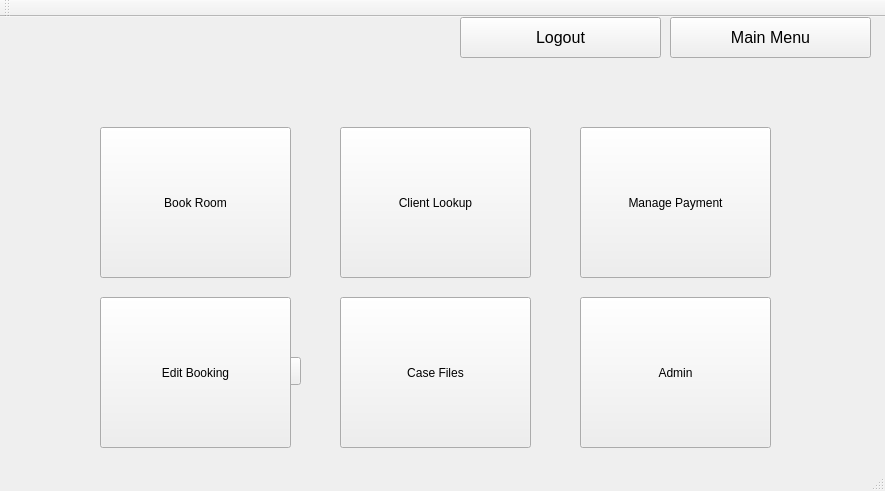
Old version of the form ArcApp/mainwindow.ui in the repository Arc-Project/Arc.
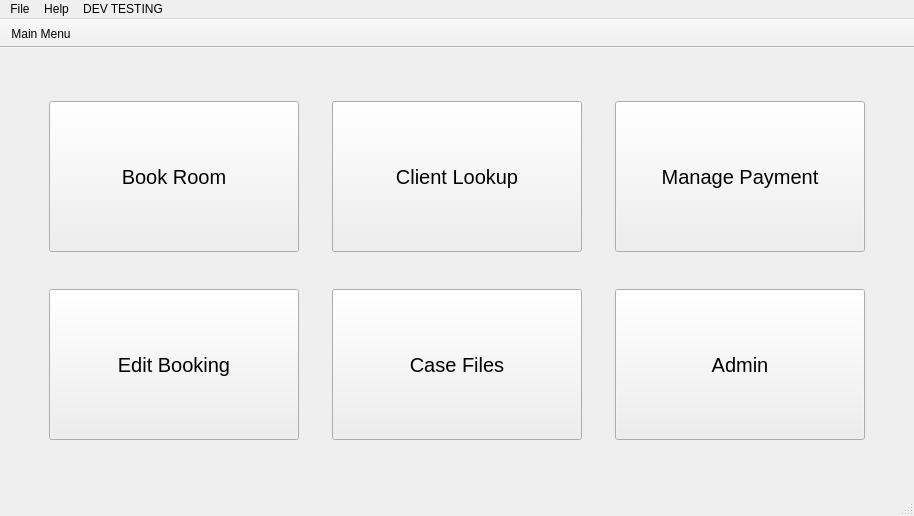
New version of the form.

Commit message: Added gridlayout to dashboard + client lookup Added menu + toolbar

Patch:
```diff
--- a/ArcApp/mainwindow.ui
+++ b/ArcApp/mainwindow.ui
@@ -6,128 +6,180 @@
    <rect>
     <x>0</x>
     <y>0</y>
-    <width>885</width>
-    <height>491</height>
+    <width>914</width>
+    <height>516</height>
    </rect>
   </property>
   <property name="windowTitle">
    <string>MainWindow</string>
   </property>
   <widget class="QWidget" name="centralWidget">
-   <widget class="QPushButton" name="testDbConnBtn">
-    <property name="geometry">
-     <rect>
-      <x>160</x>
-      <y>340</y>
-      <width>141</width>
-      <height>28</height>
-     </rect>
-    </property>
-    <property name="text">
-     <string>Test DB Connection</string>
-    </property>
-   </widget>
-   <widget class="QPushButton" name="testQueryBtn">
-    <property name="geometry">
-     <rect>
-      <x>390</x>
-      <y>350</y>
-      <width>93</width>
-      <height>28</height>
-     </rect>
-    </property>
-    <property name="text">
-     <string>Test Query</string>
-    </property>
-   </widget>
+   <layout class="QGridLayout" name="gridLayout_6">
+    <item row="0" column="0">
    <widget class="QStackedWidget" name="stackedWidget">
-    <property name="geometry">
-     <rect>
-      <x>0</x>
-      <y>50</y>
-      <width>921</width>
-      <height>411</height>
-     </rect>
+      <property name="currentIndex">
+       <number>0</number>
     </property>
     <widget class="QWidget" name="mainMenu">
+       <layout class="QGridLayout" name="gridLayout_5">
+        <item row="0" column="0">
      <widget class="QPushButton" name="bookButton">
-      <property name="geometry">
-       <rect>
-        <x>100</x>
-        <y>60</y>
-        <width>191</width>
+          <property name="sizePolicy">
+           <sizepolicy hsizetype="Minimum" vsizetype="Fixed">
+            <horstretch>0</horstretch>
+            <verstretch>0</verstretch>
+           </sizepolicy>
+          </property>
+          <property name="minimumSize">
+           <size>
+            <width>250</width>
         <height>151</height>
-       </rect>
+           </size>
+          </property>
+          <property name="maximumSize">
+           <size>
+            <width>250</width>
+            <height>151</height>
+           </size>
+          </property>
+          <property name="font">
+           <font>
+            <pointsize>15</pointsize>
+           </font>
       </property>
       <property name="text">
        <string>Book Room</string>
       </property>
      </widget>
-     <widget class="QPushButton" name="caseButton">
-      <property name="geometry">
-       <rect>
-        <x>340</x>
-        <y>230</y>
-        <width>191</width>
-        <height>151</height>
-       </rect>
-      </property>
-      <property name="text">
-       <string>Case Files</string>
-      </property>
-     </widget>
-     <widget class="QPushButton" name="editbookButton">
-      <property name="geometry">
-       <rect>
-        <x>100</x>
-        <y>230</y>
-        <width>191</width>
-        <height>151</height>
-       </rect>
-      </property>
-      <property name="text">
-       <string>Edit Booking</string>
-      </property>
-     </widget>
+        </item>
+        <item row="0" column="1">
      <widget class="QPushButton" name="clientButton">
-      <property name="geometry">
-       <rect>
-        <x>340</x>
-        <y>60</y>
-        <width>191</width>
+          <property name="minimumSize">
+           <size>
+            <width>250</width>
         <height>151</height>
-       </rect>
+           </size>
+          </property>
+          <property name="maximumSize">
+           <size>
+            <width>250</width>
+            <height>151</height>
+           </size>
+          </property>
+          <property name="font">
+           <font>
+            <pointsize>15</pointsize>
+           </font>
       </property>
       <property name="text">
        <string>Client Lookup</string>
       </property>
      </widget>
+        </item>
+        <item row="0" column="2">
      <widget class="QPushButton" name="paymentButton">
-      <property name="geometry">
-       <rect>
-        <x>580</x>
-        <y>60</y>
-        <width>191</width>
+          <property name="minimumSize">
+           <size>
+            <width>250</width>
         <height>151</height>
-       </rect>
+           </size>
+          </property>
+          <property name="maximumSize">
+           <size>
+            <width>250</width>
+            <height>151</height>
+           </size>
+          </property>
+          <property name="font">
+           <font>
+            <pointsize>15</pointsize>
+           </font>
       </property>
       <property name="text">
        <string>Manage Payment</string>
       </property>
      </widget>
+        </item>
+        <item row="1" column="0">
+         <widget class="QPushButton" name="editbookButton">
+          <property name="minimumSize">
+           <size>
+            <width>250</width>
+            <height>151</height>
+           </size>
+          </property>
+          <property name="maximumSize">
+           <size>
+            <width>250</width>
+            <height>151</height>
+           </size>
+          </property>
+          <property name="font">
+           <font>
+            <pointsize>15</pointsize>
+           </font>
+          </property>
+          <property name="text">
+           <string>Edit Booking</string>
+          </property>
+         </widget>
+        </item>
+        <item row="1" column="1">
+         <widget class="QPushButton" name="caseButton">
+          <property name="minimumSize">
+           <size>
+            <width>250</width>
+            <height>151</height>
+           </size>
+          </property>
+          <property name="maximumSize">
+           <size>
+            <width>250</width>
+            <height>151</height>
+           </size>
+          </property>
+          <property name="font">
+           <font>
+            <pointsize>15</pointsize>
+           </font>
+          </property>
+          <property name="text">
+           <string>Case Files</string>
+          </property>
+         </widget>
+        </item>
+        <item row="1" column="2">
      <widget class="QPushButton" name="adminButton">
-      <property name="geometry">
-       <rect>
-        <x>580</x>
-        <y>230</y>
-        <width>191</width>
+          <property name="minimumSize">
+           <size>
+            <width>250</width>
         <height>151</height>
-       </rect>
+           </size>
+          </property>
+          <property name="maximumSize">
+           <size>
+            <width>250</width>
+            <height>151</height>
+           </size>
+          </property>
+          <property name="font">
+           <font>
+            <pointsize>15</pointsize>
+           </font>
       </property>
       <property name="text">
        <string>Admin</string>
       </property>
      </widget>
+        </item>
+       </layout>
+       <zorder>bookButton</zorder>
+       <zorder>caseButton</zorder>
+       <zorder>editbookButton</zorder>
+       <zorder>clientButton</zorder>
+       <zorder>paymentButton</zorder>
+       <zorder>adminButton</zorder>
+       <zorder>gridLayoutWidget_4</zorder>
     </widget>
     <widget class="QWidget" name="clientLookup">
      <widget class="QLabel" name="label">
@@ -696,62 +748,97 @@
      </widget>
     </widget>
    </widget>
-   <widget class="QPushButton" name="pushButton">
-    <property name="geometry">
-     <rect>
-      <x>670</x>
-      <y>0</y>
-      <width>201</width>
-      <height>41</height>
-     </rect>
-    </property>
-    <property name="font">
-     <font>
-      <pointsize>12</pointsize>
-     </font>
-    </property>
-    <property name="text">
-     <string>Main Menu</string>
-    </property>
-   </widget>
-   <widget class="QPushButton" name="pushButton_2">
-    <property name="geometry">
-     <rect>
-      <x>460</x>
-      <y>0</y>
-      <width>201</width>
-      <height>41</height>
-     </rect>
-    </property>
-    <property name="font">
-     <font>
-      <pointsize>12</pointsize>
-     </font>
-    </property>
-    <property name="text">
-     <string>Logout</string>
-    </property>
-   </widget>
+    </item>
+   </layout>
   </widget>
   <widget class="QMenuBar" name="menuBar">
    <property name="geometry">
     <rect>
      <x>0</x>
      <y>0</y>
-     <width>885</width>
+     <width>914</width>
      <height>26</height>
     </rect>
    </property>
+   <property name="acceptDrops">
+    <bool>true</bool>
+   </property>
+   <property name="layoutDirection">
+    <enum>Qt::LeftToRight</enum>
+   </property>
+   <property name="nativeMenuBar">
+    <bool>true</bool>
+   </property>
+   <widget class="QMenu" name="menuFle">
+    <property name="title">
+     <string>File</string>
+    </property>
+    <addaction name="actionLogout"/>
+    <addaction name="actionQuit"/>
+   </widget>
+   <widget class="QMenu" name="menuFor_Testing">
+    <property name="title">
+     <string>DEV TESTING</string>
+    </property>
+    <addaction name="actionDB_Connection"/>
+    <addaction name="actionTest_Query"/>
+   </widget>
+   <widget class="QMenu" name="menuHelp">
+    <property name="title">
+     <string>Help</string>
+    </property>
+    <addaction name="actionAbout"/>
+   </widget>
+   <addaction name="menuFle"/>
+   <addaction name="menuHelp"/>
+   <addaction name="menuFor_Testing"/>
   </widget>
   <widget class="QToolBar" name="mainToolBar">
+   <property name="layoutDirection">
+    <enum>Qt::LeftToRight</enum>
+   </property>
+   <property name="movable">
+    <bool>false</bool>
+   </property>
    <attribute name="toolBarArea">
     <enum>TopToolBarArea</enum>
    </attribute>
    <attribute name="toolBarBreak">
     <bool>false</bool>
    </attribute>
+   <addaction name="actionMain_Menu"/>
   </widget>
   <widget class="QStatusBar" name="statusBar"/>
+  <action name="actionMain_Menu">
+   <property name="text">
+    <string>Main Menu</string>
+   </property>
+  </action>
+  <action name="actionLogout">
+   <property name="text">
+    <string>Logout</string>
+   </property>
+  </action>
+  <action name="actionDB_Connection">
+   <property name="text">
+    <string>DB Connection</string>
+   </property>
+  </action>
+  <action name="actionTest_Query">
+   <property name="text">
+    <string>Test Query</string>
+   </property>
+  </action>
+  <action name="actionQuit">
+   <property name="text">
+    <string>Quit</string>
+   </property>
+  </action>
+  <action name="actionAbout">
+   <property name="text">
+    <string>About</string>
+   </property>
+  </action>
  </widget>
  <layoutdefault spacing="6" margin="11"/>
  <resources/>
```
Left out of the diff: 68 changed lines with no effect on the pictures. Lines whose indentation alone changed are shown as unchanged. The commit also changes 2 other files.
